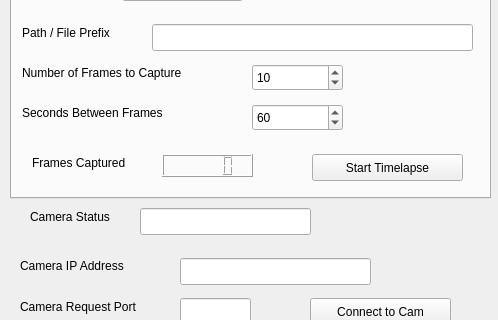
The window that sensor-server/pi_camera/gui/PiCamUIDesign.ui (alanc98/PiControl) describes before a commit, drawn with Qt 5; both pictures show x 0 to 498 and y 92 to 412 of the 498 by 496 pixel window.
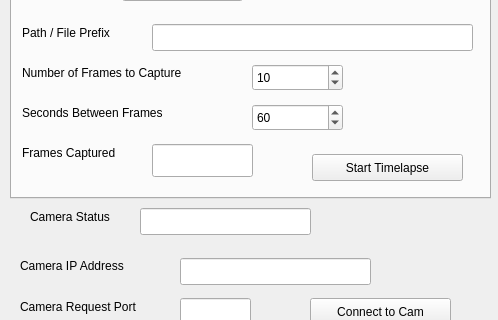
The same window after the commit. The open tabs and pages were chosen to show the change.

Patch:
```diff
--- a/sensor-server/pi_camera/gui/PiCamUIDesign.ui
+++ b/sensor-server/pi_camera/gui/PiCamUIDesign.ui
@@ -368,8 +368,8 @@
      <widget class="QLabel" name="label_13">
       <property name="geometry">
        <rect>
-        <x>20</x>
-        <y>210</y>
+        <x>10</x>
+        <y>200</y>
         <width>121</width>
         <height>17</height>
        </rect>
@@ -378,16 +378,6 @@
        <string>Frames Captured</string>
       </property>
      </widget>
-     <widget class="QLCDNumber" name="timelapseLcdNumber">
-      <property name="geometry">
-       <rect>
-        <x>150</x>
-        <y>210</y>
-        <width>91</width>
-        <height>23</height>
-       </rect>
-      </property>
-     </widget>
      <widget class="QPushButton" name="timelapsePushButton">
       <property name="geometry">
        <rect>
@@ -401,6 +391,22 @@
        <string>Start Timelapse</string>
       </property>
      </widget>
+     <widget class="QLineEdit" name="timelapseFramesLineEdit">
+      <property name="geometry">
+       <rect>
+        <x>140</x>
+        <y>200</y>
+        <width>101</width>
+        <height>33</height>
+       </rect>
+      </property>
+      <property name="layoutDirection">
+       <enum>Qt::LeftToRight</enum>
+      </property>
+      <property name="readOnly">
+       <bool>true</bool>
+      </property>
+     </widget>
     </widget>
    </widget>
    <widget class="QLabel" name="label">
```
Left out of the diff: 28 changed lines with no effect on the pictures.
